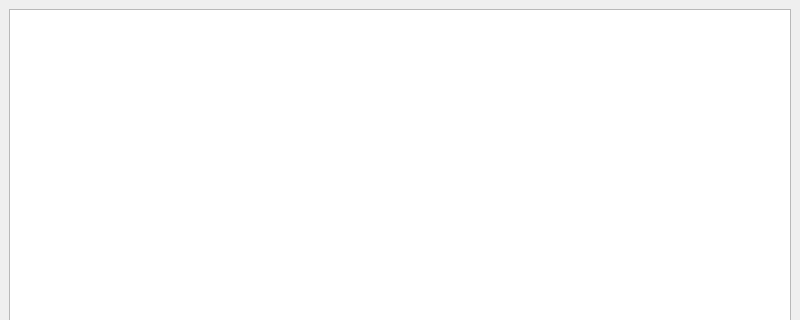
Old version of the form ui_files/main.ui in the repository Starostina-elena/coffee; both pictures show x 0 to 800 and y 0 to 320 of the 800 by 600 pixel window.
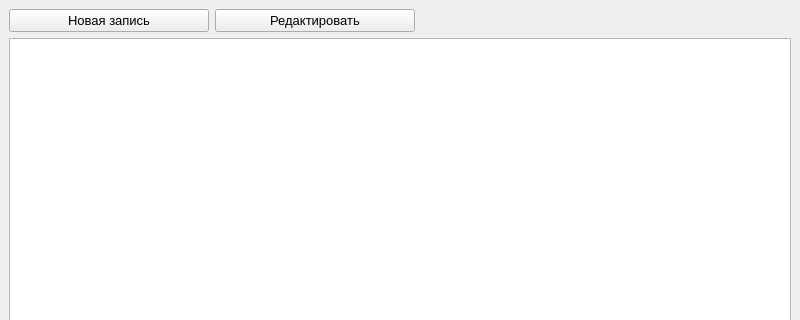
New version of the form.

Diff of the .ui file:
```diff
--- a/ui_files/main.ui
+++ b/ui_files/main.ui
@@ -16,8 +16,44 @@
   <widget class="QWidget" name="centralwidget">
    <layout class="QGridLayout" name="gridLayout">
     <item row="0" column="0">
+     <widget class="QPushButton" name="pushButton_2">
+      <property name="maximumSize">
+       <size>
+        <width>200</width>
+        <height>16777215</height>
+       </size>
+      </property>
+      <property name="font">
+       <font>
+        <pointsize>10</pointsize>
+       </font>
+      </property>
+      <property name="text">
+       <string>Новая запись</string>
+      </property>
+     </widget>
+    </item>
+    <item row="1" column="0" colspan="3">
      <widget class="QTableView" name="tableView"/>
     </item>
+    <item row="0" column="1">
+     <widget class="QPushButton" name="pushButton">
+      <property name="maximumSize">
+       <size>
+        <width>200</width>
+        <height>16777215</height>
+       </size>
+      </property>
+      <property name="font">
+       <font>
+        <pointsize>10</pointsize>
+       </font>
+      </property>
+      <property name="text">
+       <string>Редактировать</string>
+      </property>
+     </widget>
+    </item>
    </layout>
   </widget>
   <widget class="QMenuBar" name="menubar">
```
